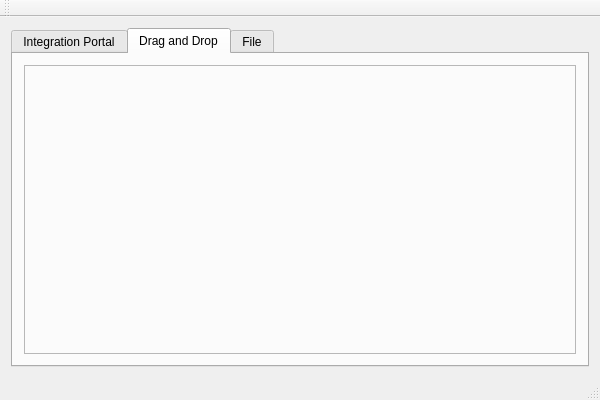
The window that RemoteHiddenHelper/remotehiddenhelper.ui (masterofeye/RemoteHiddenHelper) describes before a commit, drawn with Qt 5.
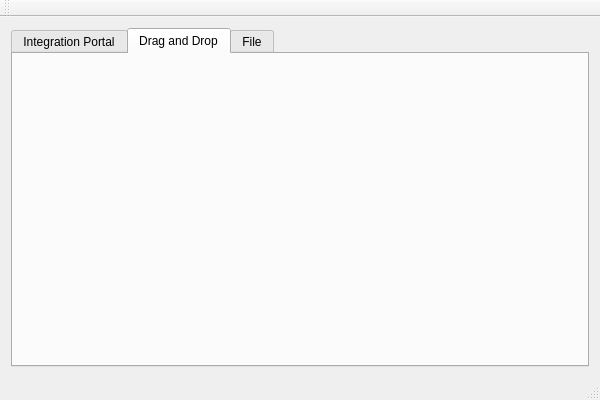
The same window after the commit. The open tabs and pages were chosen to show the change.

What changed in the file:
```diff
--- a/RemoteHiddenHelper/remotehiddenhelper.ui
+++ b/RemoteHiddenHelper/remotehiddenhelper.ui
@@ -137,14 +137,7 @@
          </attribute>
          <layout class="QHBoxLayout" name="horizontalLayout_4">
           <item>
-           <widget class="QFrame" name="frame">
-            <property name="frameShape">
-             <enum>QFrame::StyledPanel</enum>
-            </property>
-            <property name="frameShadow">
-             <enum>QFrame::Raised</enum>
-            </property>
-           </widget>
+           <layout class="QHBoxLayout" name="hbDragLayout"/>
           </item>
          </layout>
         </widget>
```
Left out of the diff: 4 changed lines with no effect on the pictures.
